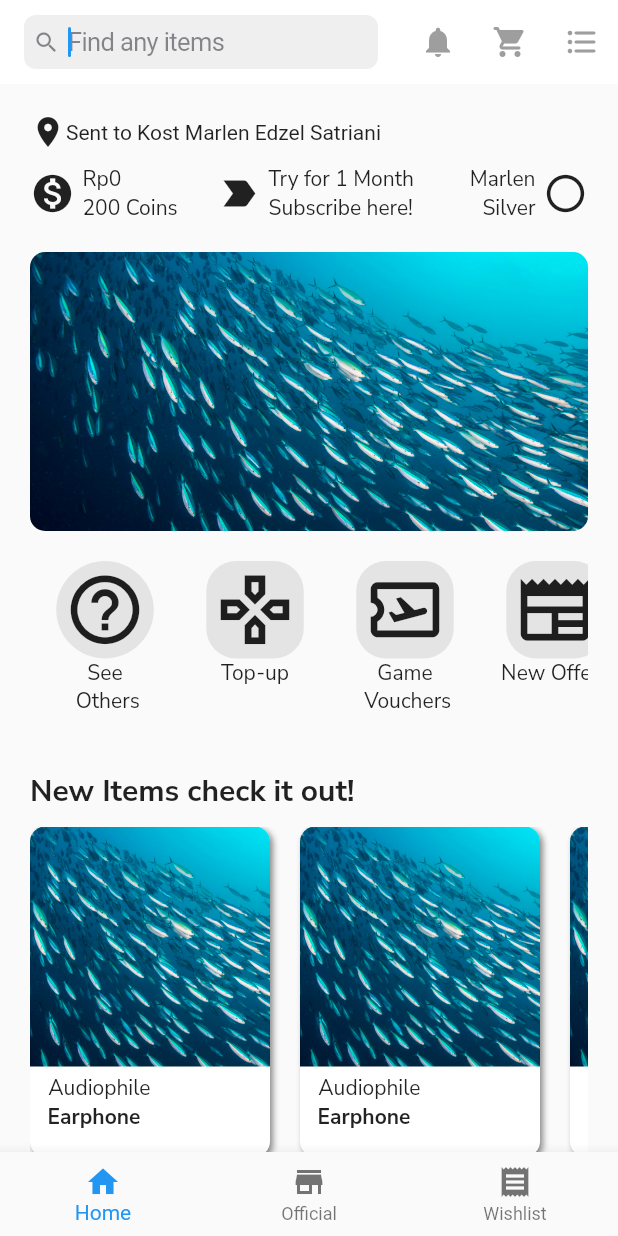
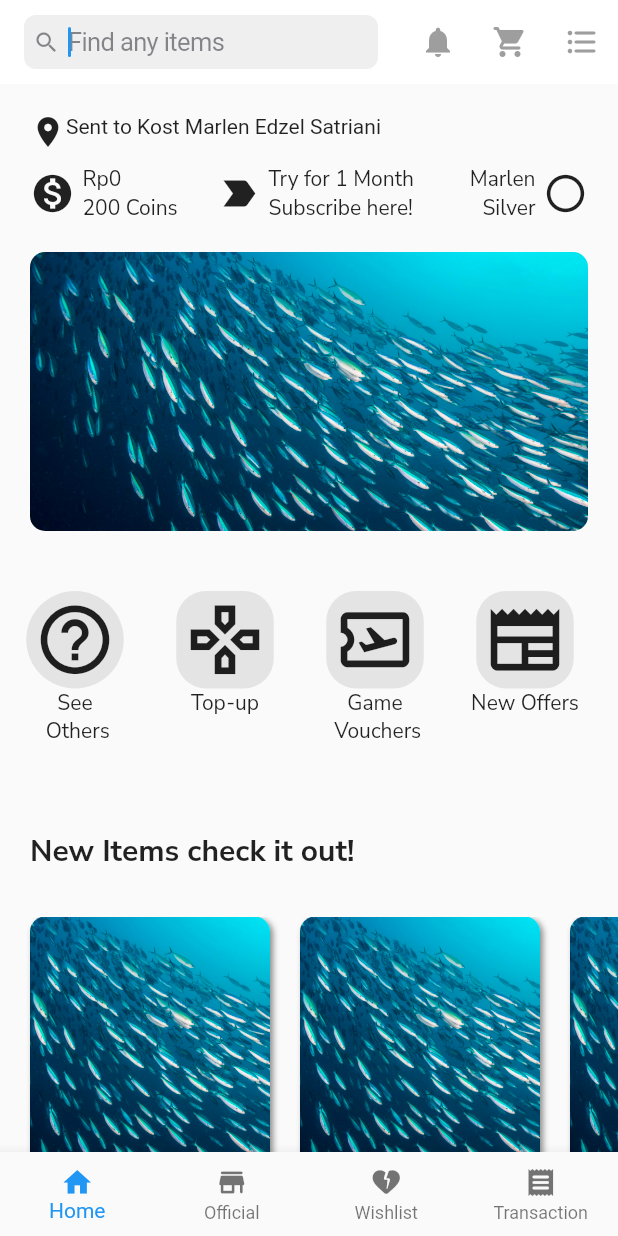
Before and after one commit to Myrlyon/flutter_app_project, a Flutter app: the screen it shows after launch, on a phone screen of 412 x 824 dp. Run offline on Flutter 3.47's test engine with Material 2 defaults, Android fonts, the phone set to English and light mode, and no system bars; drawn by our look-alikes of carousel_slider; our stand-ins replace get, google_fonts, shared_preferences.

Commit message:
fix: [ME] padding fix

```diff
--- a/lib/apps/modules/HomePage/HomePage.dart
+++ b/lib/apps/modules/HomePage/HomePage.dart
@@ -60,11 +60,17 @@ class _HomePageState extends State<HomePage> {
           ],
         ),
         body: SingleChildScrollView(
+          physics: BouncingScrollPhysics(
+              decelerationRate: ScrollDecelerationRate.fast),
           child: Container(
-            margin: EdgeInsets.all(20),
+            child: Column(
+              children: <Widget>[
+                Padding(
+                  padding: EdgeInsets.all(20),
                   child: Column(
                     children: [
                       Row(
+                        crossAxisAlignment: CrossAxisAlignment.start,
                         mainAxisAlignment: MainAxisAlignment.start,
                         children: [
                           Icon(Icons.location_on),
@@ -82,10 +88,17 @@ class _HomePageState extends State<HomePage> {
                       SizedBox(
                         height: 20,
                       ),
+                    ],
+                  ),
+                ),
                 Align(
                   alignment: Alignment.centerLeft,
                   child: CategoryScroll(),
                 ),
+                Padding(
+                  padding: EdgeInsets.all(20),
+                  child: Column(
+                    children: [
                       SizedBox(
                         height: 30,
                       ),
@@ -100,9 +113,12 @@ class _HomePageState extends State<HomePage> {
                       SizedBox(
                         height: 10,
                       ),
+                    ],
+                  ),
+                ),
                 NewItems(),
                 SizedBox(
-                  height: 20,
+                  height: 200,
                 )
               ],
             ),
--- a/lib/apps/modules/HomePage/widgets/NewItems.dart
+++ b/lib/apps/modules/HomePage/widgets/NewItems.dart
@@ -11,6 +11,9 @@ class NewItems extends StatelessWidget {
       scrollDirection: Axis.horizontal,
       child: Row(
         children: [
+          SizedBox(
+            width: 20,
+          ),
           NewItemsItem("assets/ikan.jpg", "  Audiophile", "Earphone"),
           SizedBox(
             width: 20,
--- a/lib/apps/modules/widgets/BottomNavbar.dart
+++ b/lib/apps/modules/widgets/BottomNavbar.dart
@@ -3,35 +3,74 @@ import 'package:flutter_app_project/apps/modules/HomePage/HomePage.dart';
 import 'package:flutter_app_project/apps/modules/WishlistPage/WishlistPage.dart';
 
 class BottomNavbar extends StatefulWidget {
-  const BottomNavbar({super.key});
-
   @override
   State<BottomNavbar> createState() => _BottomNavbarState();
 }
 
-class _BottomNavbarState extends State<BottomNavbar> {
+class _BottomNavbarState extends State<BottomNavbar>
+    with TickerProviderStateMixin {
   int _currentIndex = 0;
-  List<Widget> body = const [HomePage(), Icon(Icons.menu), WishlistPage()];
+
+  @override
+  void initState() {
+    super.initState();
+  }
+
+  void navigationTapped(int page) {
+    setState(() {
+      _currentIndex = page;
+    });
+  }
 
   @override
   Widget build(BuildContext context) {
+    // this is all pages here in list we can choose index when click bottom navigation bar
+    List<Widget> _allPages = [
+      HomePage(),
+      WishlistPage(),
+      WishlistPage(),
+      WishlistPage(),
+    ];
+
     return Scaffold(
-      body: Center(
-        child: body[_currentIndex],
-      ),
-      bottomNavigationBar: BottomNavigationBar(
-        currentIndex: _currentIndex,
-        onTap: (int newIndex) {
-          setState(() {
-            _currentIndex = newIndex;
-          });
-        },
-        items: const [
-          BottomNavigationBarItem(label: 'Home', icon: Icon(Icons.home)),
-          BottomNavigationBarItem(label: 'Official', icon: Icon(Icons.store)),
-          BottomNavigationBarItem(label: 'Wishlist', icon: Icon(Icons.receipt)),
-        ],
-      ),
+      body: _allPages[_currentIndex],
+      bottomNavigationBar: buildBottomNavigationBar(),
+    );
+  }
+
+  // Bottom navigation bar area you can choose icons what you want.
+  BottomNavigationBar buildBottomNavigationBar() {
+    return BottomNavigationBar(
+      type: BottomNavigationBarType.fixed,
+      currentIndex: _currentIndex,
+      onTap: navigationTapped,
+      // iconSize: 28,
+      items: [
+        BottomNavigationBarItem(
+            icon: Icon(
+              Icons.home,
+              size: 22,
+            ),
+            label: 'Home'),
+        BottomNavigationBarItem(
+            icon: Icon(
+              Icons.store_rounded,
+              size: 22,
+            ),
+            label: 'Official'),
+        BottomNavigationBarItem(
+            icon: Icon(
+              Icons.heart_broken_rounded,
+              size: 22,
+            ),
+            label: 'Wishlist'),
+        BottomNavigationBarItem(
+            icon: Icon(
+              Icons.receipt_rounded,
+              size: 22,
+            ),
+            label: 'Transaction'),
+      ],
     );
   }
 }
```
Lines whose indentation alone changed are shown as unchanged.
